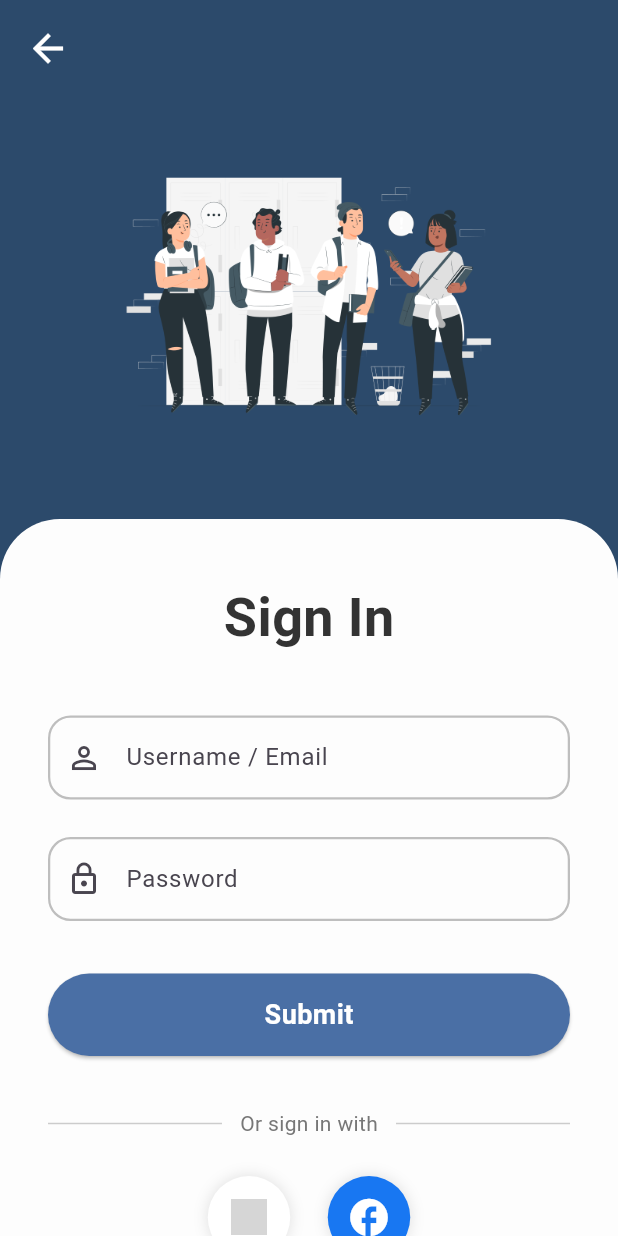
After one commit to Arflifie/lectalk, a Flutter app: the StudentLoginScreen screen opened directly, on a phone screen of 412 x 824 dp. The commit adds this screen. Run offline on Flutter 3.47's test engine with Material 3 defaults, Android fonts, the light colour scheme and no system bars; network calls fail; Roboto replaces fonts that are missing (SF Pro Display); grey boxes are pictures that could not be loaded.

Commit message:
Login Front End is Done

```diff
--- /dev/null
+++ b/lib/pages/login_student.dart
@@ -0,0 +1,266 @@
+import 'package:flutter/material.dart';
+import 'package:flutter/services.dart';
+
+class StudentLoginScreen extends StatefulWidget {
+  const StudentLoginScreen({Key? key}) : super(key: key);
+
+  @override
+  State<StudentLoginScreen> createState() => _StudentLoginScreenState();
+}
+
+class _StudentLoginScreenState extends State<StudentLoginScreen> {
+  final TextEditingController _usernameController = TextEditingController();
+  final TextEditingController _passwordController = TextEditingController();
+
+  @override
+  void dispose() {
+    _usernameController.dispose();
+    _passwordController.dispose();
+    super.dispose();
+  }
+
+  @override
+  Widget build(BuildContext context) {
+    return Scaffold(
+      backgroundColor: const Color(0xFF2C4A6B),
+      body: AnnotatedRegion<SystemUiOverlayStyle>(
+        value: SystemUiOverlayStyle.light,
+        child: SafeArea(
+          bottom: false,
+          child: Column(
+            children: [
+              // Back button
+              Padding(
+                padding: const EdgeInsets.only(left: 8, top: 8),
+                child: Row(
+                  children: [
+                    IconButton(
+                      onPressed: () {
+                        Navigator.pop(context);
+                      },
+                      icon: const Icon(
+                        Icons.arrow_back,
+                        color: Colors.white,
+                        size: 30,
+                      ),
+                    ),
+                  ],
+                ),
+              ),
+
+              const SizedBox(height: 10),
+
+              // Illustration (center)
+              SizedBox(
+                height: 260, // tambah ukuran
+                child: Center(
+                  child: Image.asset(
+                    "assets/images/student.png",
+                    width: 300, // tambah agar lebih besar
+                    fit: BoxFit.contain,
+                  ),
+                ),
+              ),
+
+              const SizedBox(height: 20),
+
+              // FORM CARD FULL HEIGHT
+              Expanded(
+                child: Container(
+                  width: double.infinity,
+                  decoration: const BoxDecoration(
+                    color: Color(0xFFFDFDFD),
+                    borderRadius: BorderRadius.only(
+                      topLeft: Radius.circular(40),
+                      topRight: Radius.circular(40),
+                    ),
+                  ),
+                  child: SingleChildScrollView(
+                    padding: const EdgeInsets.symmetric(
+                      horizontal: 32,
+                      vertical: 40,
+                    ),
+                    child: Column(
+                      crossAxisAlignment: CrossAxisAlignment.center,
+                      children: [
+                        // TITLE
+                        const Text(
+                          'Sign In',
+                          style: TextStyle(
+                            fontSize: 36,
+                            fontWeight: FontWeight.bold,
+                            color: Color(0xFF333333),
+                          ),
+                        ),
+
+                        const SizedBox(height: 40),
+
+                        // Username Field
+                        TextField(
+                          controller: _usernameController,
+                          decoration: InputDecoration(
+                            labelText: "Username / Email",
+                            prefixIcon: const Icon(Icons.person_outline),
+                            focusedBorder: OutlineInputBorder(
+                              borderRadius: BorderRadius.circular(15),
+                              borderSide: const BorderSide(
+                                color: Color(0xFF4A6FA5),
+                                width: 2,
+                              ),
+                            ),
+                            enabledBorder: OutlineInputBorder(
+                              borderRadius: BorderRadius.circular(15),
+                              borderSide: const BorderSide(
+                                color: Color(0xFFBEBEBE),
+                                width: 1.5,
+                              ),
+                            ),
+                          ),
+                        ),
+
+                        const SizedBox(height: 25),
+
+                        // Password Field
+                        TextField(
+                          controller: _passwordController,
+                          obscureText: true,
+                          decoration: InputDecoration(
+                            labelText: "Password",
+                            prefixIcon: const Icon(Icons.lock_outline),
+                            focusedBorder: OutlineInputBorder(
+                              borderRadius: BorderRadius.circular(15),
+                              borderSide: const BorderSide(
+                                color: Color(0xFF4A6FA5),
+                                width: 2,
+                              ),
+                            ),
+                            enabledBorder: OutlineInputBorder(
+                              borderRadius: BorderRadius.circular(15),
+                              borderSide: const BorderSide(
+                                color: Color(0xFFBEBEBE),
+                                width: 1.5,
+                              ),
+                            ),
+                          ),
+                        ),
+
+                        const SizedBox(height: 35),
+
+                        // Submit Button
+                        SizedBox(
+                          width: double.infinity,
+                          height: 55,
+                          child: ElevatedButton(
+                            onPressed: () {},
+                            style: ElevatedButton.styleFrom(
+                              backgroundColor: const Color(0xFF4A6FA5),
+                              shape: RoundedRectangleBorder(
+                                borderRadius: BorderRadius.circular(30),
+                              ),
+                            ),
+                            child: const Text(
+                              'Submit',
+                              style: TextStyle(
+                                fontSize: 18,
+                                fontWeight: FontWeight.w600,
+                                letterSpacing: 0.3,
+                                color: Colors.white,
+                              ),
+                            ),
+                          ),
+                        ),
+
+                        const SizedBox(height: 35),
+
+                        // Divider
+                        Row(
+                          children: const [
+                            Expanded(
+                              child: Divider(
+                                thickness: 1,
+                                color: Color(0xFFCCCCCC),
+                              ),
+                            ),
+                            Padding(
+                              padding: EdgeInsets.symmetric(horizontal: 12),
+                              child: Text(
+                                'Or sign in with',
+                                style: TextStyle(
+                                  fontSize: 14,
+                                  color: Color(0xFF777777),
+                                ),
+                              ),
+                            ),
+                            Expanded(
+                              child: Divider(
+                                thickness: 1,
+                                color: Color(0xFFCCCCCC),
+                              ),
+                            ),
+                          ],
+                        ),
+
+                        const SizedBox(height: 25),
+
+                        // Social buttons
+                        Row(
+                          mainAxisAlignment: MainAxisAlignment.center,
+                          children: [
+                            // Google Button
+                            _circleIconButton(
+                              imageUrl: "https://www.google.com/favicon.ico",
+                              onTap: () {},
+                            ),
+
+                            const SizedBox(width: 25),
+
+                            // Facebook Button
+                            _circleIconButton(
+                              icon: Icons.facebook,
+                              iconColor: Colors.white,
+                              bgColor: const Color(0xFF1877F2),
+                              onTap: () {},
+                            ),
+                          ],
+                        ),
+
+                        const SizedBox(height: 20),
+                      ],
+                    ),
+                  ),
+                ),
+              ),
+            ],
+          ),
+        ),
+      ),
+    );
+  }
+
+  Widget _circleIconButton({
+    String? imageUrl,
+    IconData? icon,
+    Color bgColor = Colors.white,
+    Color iconColor = Colors.black87,
+    required VoidCallback onTap,
+  }) {
+    return InkWell(
+      borderRadius: BorderRadius.circular(30),
+      onTap: onTap,
+      child: Container(
+        width: 55,
+        height: 55,
+        decoration: BoxDecoration(
+          shape: BoxShape.circle,
+          color: bgColor,
+          boxShadow: [BoxShadow(color: Colors.black12, blurRadius: 8)],
+        ),
+        child: Center(
+          child: imageUrl != null
+              ? Image.network(imageUrl, width: 24, height: 24)
+              : Icon(icon, size: 30, color: iconColor),
+        ),
+      ),
+    );
+  }
+}
--- a/lib/pages/state_page.dart
+++ b/lib/pages/state_page.dart
@@ -1,5 +1,6 @@
 import 'package:flutter/material.dart';
 import 'package:flutter/services.dart';
+import 'package:lectalk/pages/login_student.dart';
 
 class StateLogin extends StatelessWidget {
   const StateLogin({super.key});
@@ -128,10 +129,18 @@ class StateLogin extends StatelessWidget {
                             width: double.infinity,
                             height: 60,
                             child: ElevatedButton(
-                              onPressed: () {},
+                              onPressed: () {
+                                Navigator.push(
+                                  context,
+                                  MaterialPageRoute(
+                                    builder: (context) =>
+                                        const StudentLoginScreen(),
+                                  ),
+                                );
+                              },
                               style: ElevatedButton.styleFrom(
                                 backgroundColor: const Color(0xFFE0E0E0),
-                                foregroundColor: Color(0xFF5A5A5A),
+                                foregroundColor: const Color(0xFF5A5A5A),
                                 elevation: 0,
                                 shape: RoundedRectangleBorder(
                                   borderRadius: BorderRadius.circular(16),
@@ -165,7 +174,7 @@ class CurvedBackgroundPainter extends CustomPainter {
   @override
   void paint(Canvas canvas, Size size) {
     final paint = Paint()
-      ..color = const Color(0xFF2C3E50)
+      ..color = const Color(0xFF1D3557)
       ..style = PaintingStyle.fill;
 
     final path = Path();
--- a/pubspec.yaml
+++ b/pubspec.yaml
@@ -60,6 +60,7 @@ flutter:
   # To add assets to your application, add an assets section, like this:
   assets:
     - assets/images/logo.png
+    - assets/images/student.png
 
   # An image asset can refer to one or more resolution-specific "variants", see
   # https://flutter.dev/to/resolution-aware-images
```
Also changed, not shown: assets/images/student.png (added).
